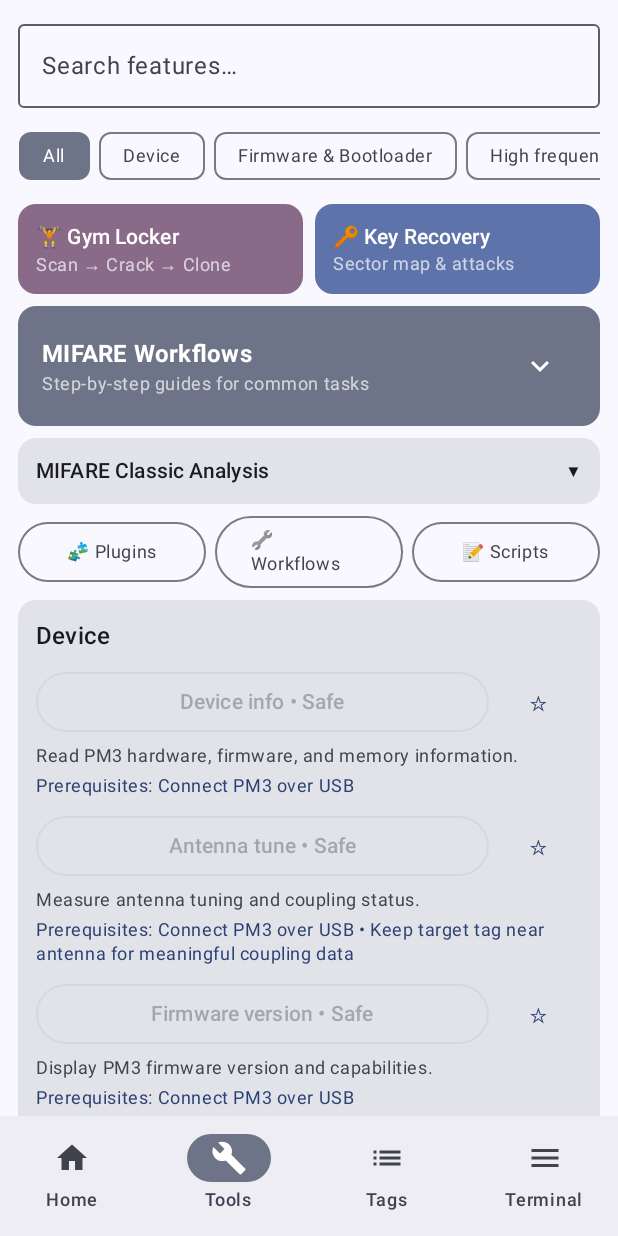
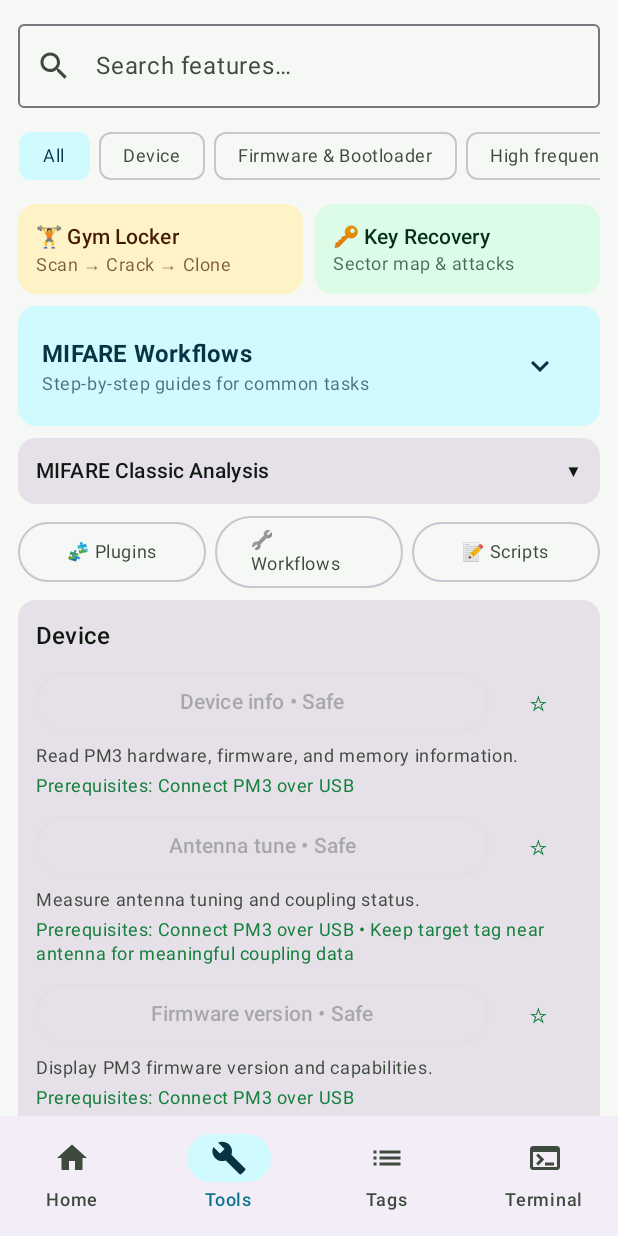
Before and after one commit to sushiomsky/apm3, an Android app built with Jetpack Compose: the screen it shows after launch (MainActivity), item 2 of the bottom bar chosen, on a phone screen of 412 x 824 dp. Run offline under Robolectric (Android 15) with nearby library versions, the phone set to English and light mode, and no system bars.

Commit message:
Design polish: brand theme, edge-to-edge, rotation-safe dialogs, terminal icon
- Brand theme (phosphor green on deep slate) replaces default M3 baseline;
  dynamic color off by default to keep app identity, system bars follow theme
- enableEdgeToEdge in MainActivity for modern system-bar behavior
- Pending confirmation/parameter dialog hoisted to ViewModel (pendingFeatureId)
  so destructive-action confirmations survive rotation; request/confirm/dismiss API
- Terminal tab gets proper Terminal icon instead of hamburger; drop unused iconName
- Warning cards and execution status use theme containers (dark-mode contrast fix)
- Tools search field gets search icon + clear button; sheet/expand states saveable

```diff
--- a/app/src/main/java/com/sushiomsky/proxmark/MainActivity.kt
+++ b/app/src/main/java/com/sushiomsky/proxmark/MainActivity.kt
@@ -4,6 +4,7 @@ import android.content.Intent
 import android.os.Bundle
 import androidx.activity.ComponentActivity
 import androidx.activity.compose.setContent
+import androidx.activity.enableEdgeToEdge
 import androidx.activity.viewModels
 import androidx.compose.runtime.getValue
 import androidx.lifecycle.compose.collectAsStateWithLifecycle
@@ -28,6 +29,7 @@ class MainActivity : ComponentActivity() {
 
     override fun onCreate(savedInstanceState: Bundle?) {
         super.onCreate(savedInstanceState)
+        enableEdgeToEdge()
 
         lifecycleScope.launch {
             viewModel.shareEvent.collect { (content, title) ->
--- a/app/src/main/java/com/sushiomsky/proxmark/ui/HomeScreen.kt
+++ b/app/src/main/java/com/sushiomsky/proxmark/ui/HomeScreen.kt
@@ -37,6 +37,7 @@ import androidx.compose.runtime.Composable
 import androidx.compose.runtime.getValue
 import androidx.compose.runtime.mutableStateOf
 import androidx.compose.runtime.remember
+import androidx.compose.runtime.saveable.rememberSaveable
 import androidx.compose.runtime.setValue
 import androidx.compose.ui.Alignment
 import androidx.compose.ui.Modifier
@@ -96,9 +97,9 @@ fun HomeScreen(
     val activeReaderState = readerStates[activeReaderType]
     val activeReaderConnected = activeReaderState is ReaderConnectionState.Connected
     val activeReaderConnecting = activeReaderState is ReaderConnectionState.Connecting
-    var showSettings by remember { mutableStateOf(false) }
-    var lastScanExpanded by remember { mutableStateOf(false) }
-    var historyExpanded by remember { mutableStateOf(false) }
+    var showSettings by rememberSaveable { mutableStateOf(false) }
+    var lastScanExpanded by rememberSaveable { mutableStateOf(false) }
+    var historyExpanded by rememberSaveable { mutableStateOf(false) }
 
     LazyColumn(
         modifier = modifier
--- a/app/src/main/java/com/sushiomsky/proxmark/ui/ProxmarkApp.kt
+++ b/app/src/main/java/com/sushiomsky/proxmark/ui/ProxmarkApp.kt
@@ -5,7 +5,7 @@ import androidx.compose.material.icons.Icons
 import androidx.compose.material.icons.filled.Build
 import androidx.compose.material.icons.filled.Home
 import androidx.compose.material.icons.filled.List
-import androidx.compose.material.icons.filled.Menu
+import androidx.compose.material.icons.filled.Terminal
 import androidx.compose.material3.ExperimentalMaterial3Api
 import androidx.compose.material3.Icon
 import androidx.compose.material3.NavigationBar
@@ -15,8 +15,6 @@ import androidx.compose.material3.Text
 import androidx.compose.runtime.Composable
 import androidx.compose.runtime.getValue
 import androidx.compose.runtime.mutableIntStateOf
-import androidx.compose.runtime.mutableStateOf
-import androidx.compose.runtime.remember
 import androidx.compose.runtime.saveable.rememberSaveable
 import androidx.compose.runtime.setValue
 import androidx.compose.ui.Modifier
@@ -40,11 +38,11 @@ import com.sushiomsky.proxmark.ui.components.AdvancedModePanel
 import com.sushiomsky.proxmark.usb.UsbConnectionState
 import com.sushiomsky.proxmark.viewmodel.MainViewModel
 
-private enum class AppTab(val label: String, val iconName: String) {
-    HOME("Home", "home"),
-    TOOLS("Tools", "build"),
-    TAGS("Tags", "list"),
-    TERMINAL("Terminal", "terminal")
+private enum class AppTab(val label: String) {
+    HOME("Home"),
+    TOOLS("Tools"),
+    TAGS("Tags"),
+    TERMINAL("Terminal")
 }
 
 @OptIn(ExperimentalMaterial3Api::class)
@@ -54,8 +52,12 @@ fun ProxmarkApp(
 ) {
     val uiState by viewModel.uiState.collectAsStateWithLifecycle()
     var selectedTab by rememberSaveable { mutableIntStateOf(0) }
-    var pendingConfirmationFeature by remember { mutableStateOf<ProxmarkFeature?>(null) }
-    var pendingParameterFeature by remember { mutableStateOf<ProxmarkFeature?>(null) }
+
+    // Rotation-safe: the pending feature id lives in uiState (ViewModel),
+    // so an open confirmation/parameter dialog survives rotation.
+    val pendingFeature = uiState.pendingFeatureId?.let { id ->
+        uiState.availableFeatures.find { it.id == id }
+    }
 
     val connected = uiState.connectionState is UsbConnectionState.Connected
     val nfcConnected = uiState.readerStates[ReaderType.BUILTIN_NFC] is ReaderConnectionState.Connected
@@ -65,13 +67,7 @@ fun ProxmarkApp(
     val favoriteFeatures = uiState.availableFeatures.filter { it.id in favoriteIds }
 
     val maybeConfirmThenRun: (ProxmarkFeature) -> Unit = { feature ->
-        if (feature.parameters.isNotEmpty()) {
-            pendingParameterFeature = feature
-        } else if (feature.safetyLevel.requiresConfirmation && !uiState.skipConfirmations) {
-            pendingConfirmationFeature = feature
-        } else {
-            viewModel.runFeature(feature)
-        }
+        viewModel.requestRunFeature(feature)
     }
 
     val isFeatureEnabled: (ProxmarkFeature) -> Boolean = { feature ->
@@ -94,7 +90,7 @@ fun ProxmarkApp(
                                 AppTab.HOME -> Icon(Icons.Default.Home, contentDescription = tab.label)
                                 AppTab.TOOLS -> Icon(Icons.Default.Build, contentDescription = tab.label)
                                 AppTab.TAGS -> Icon(Icons.Default.List, contentDescription = tab.label)
-                                AppTab.TERMINAL -> Icon(Icons.Default.Menu, contentDescription = tab.label)
+                                AppTab.TERMINAL -> Icon(Icons.Default.Terminal, contentDescription = tab.label)
                             }
                         },
                         label = { Text(tab.label) },
@@ -201,31 +197,24 @@ fun ProxmarkApp(
 
     // ── Global dialogs ──────────────────────────────────────────────
 
-    pendingConfirmationFeature?.let { feature ->
+    pendingFeature?.let { feature ->
+        if (feature.parameters.isNotEmpty()) {
+            FeatureParameterDialog(
+                feature = feature,
+                onRun = { paramValues -> viewModel.confirmPendingFeature(paramValues) },
+                onDismiss = viewModel::dismissPendingFeature
+            )
+        } else {
             FeatureConfirmationDialog(
                 feature = feature,
-            onConfirm = {
-                viewModel.runFeature(feature)
-                pendingConfirmationFeature = null
-            },
-            onDismiss = { pendingConfirmationFeature = null },
+                onConfirm = { viewModel.confirmPendingFeature() },
+                onDismiss = viewModel::dismissPendingFeature,
                 onSkipFutureConfirmations = {
                     viewModel.setSkipConfirmations(true)
-                viewModel.runFeature(feature)
-                pendingConfirmationFeature = null
+                    viewModel.confirmPendingFeature()
                 }
             )
         }
-
-    pendingParameterFeature?.let { feature ->
-        FeatureParameterDialog(
-            feature = feature,
-            onRun = { paramValues ->
-                viewModel.runFeature(feature, paramValues)
-                pendingParameterFeature = null
-            },
-            onDismiss = { pendingParameterFeature = null }
-        )
     }
 
     if (uiState.showDumpViewer && uiState.mifareDumpToView != null) {
--- a/app/src/main/java/com/sushiomsky/proxmark/ui/ToolsScreen.kt
+++ b/app/src/main/java/com/sushiomsky/proxmark/ui/ToolsScreen.kt
@@ -13,11 +13,16 @@ import androidx.compose.foundation.lazy.items
 import androidx.compose.foundation.layout.Spacer
 import androidx.compose.foundation.layout.height
 import androidx.compose.foundation.rememberScrollState
+import androidx.compose.material.icons.Icons
+import androidx.compose.material.icons.filled.Close
+import androidx.compose.material.icons.filled.Search
 import androidx.compose.material3.Button
 import androidx.compose.material3.Card
 import androidx.compose.material3.CardDefaults
 import androidx.compose.material3.ExperimentalMaterial3Api
 import androidx.compose.material3.FilterChip
+import androidx.compose.material3.Icon
+import androidx.compose.material3.IconButton
 import androidx.compose.material3.MaterialTheme
 import androidx.compose.material3.OutlinedButton
 import androidx.compose.material3.OutlinedTextField
@@ -28,6 +33,7 @@ import androidx.compose.runtime.Composable
 import androidx.compose.runtime.getValue
 import androidx.compose.runtime.mutableStateOf
 import androidx.compose.runtime.remember
+import androidx.compose.runtime.saveable.rememberSaveable
 import androidx.compose.runtime.setValue
 import androidx.compose.ui.Alignment
 import androidx.compose.ui.Modifier
@@ -71,7 +77,7 @@ fun ToolsScreen(
         groupedFeatures[it].orEmpty().isNotEmpty()
     }
     var selectedCategory by remember { mutableStateOf<ProxmarkFeatureCategory?>(null) }
-    var mifareExpanded by remember { mutableStateOf(false) }
+    var mifareExpanded by rememberSaveable { mutableStateOf(false) }
 
     LazyColumn(
         modifier = modifier
@@ -84,7 +90,15 @@ fun ToolsScreen(
             OutlinedTextField(
                 value = featureSearchQuery,
                 onValueChange = onSetFeatureSearchQuery,
-                label = { Text("Search features\u2026") },
+                label = { Text("Search features…") },
+                leadingIcon = { Icon(Icons.Filled.Search, contentDescription = null) },
+                trailingIcon = {
+                    if (featureSearchQuery.isNotEmpty()) {
+                        IconButton(onClick = { onSetFeatureSearchQuery("") }) {
+                            Icon(Icons.Filled.Close, contentDescription = "Clear search")
+                        }
+                    }
+                },
                 singleLine = true,
                 modifier = Modifier
                     .fillMaxWidth()
--- a/app/src/main/java/com/sushiomsky/proxmark/ui/theme/Theme.kt
+++ b/app/src/main/java/com/sushiomsky/proxmark/ui/theme/Theme.kt
@@ -9,15 +9,78 @@ import androidx.compose.material3.dynamicDarkColorScheme
 import androidx.compose.material3.dynamicLightColorScheme
 import androidx.compose.material3.lightColorScheme
 import androidx.compose.runtime.Composable
+import androidx.compose.runtime.SideEffect
+import androidx.compose.ui.graphics.Color
 import androidx.compose.ui.platform.LocalContext
+import androidx.compose.ui.platform.LocalView
+import androidx.core.view.WindowCompat
 
-private val DarkColors = darkColorScheme()
-private val LightColors = lightColorScheme()
+// Brand: "lab instrument" — phosphor green on deep slate.
+// The dark scheme is the signature look: a professional RFID workbench,
+// not a generic purple Material baseline.
+private val BrandGreen = Color(0xFF4ADE80)
+private val BrandGreenDark = Color(0xFF15803D)
+private val BrandAmber = Color(0xFFFBBF24)
+private val BrandAmberDark = Color(0xFFB45309)
+private val BrandCyan = Color(0xFF22D3EE)
+private val BrandCyanDark = Color(0xFF0E7490)
+
+private val DarkColors = darkColorScheme(
+    primary = BrandGreen,
+    onPrimary = Color(0xFF052E16),
+    primaryContainer = Color(0xFF14532D),
+    onPrimaryContainer = Color(0xFFDCFCE7),
+    secondary = BrandCyan,
+    onSecondary = Color(0xFF062A33),
+    secondaryContainer = Color(0xFF164E63),
+    onSecondaryContainer = Color(0xFFCFFAFE),
+    tertiary = BrandAmber,
+    onTertiary = Color(0xFF451A03),
+    tertiaryContainer = Color(0xFF78350F),
+    onTertiaryContainer = Color(0xFFFEF3C7),
+    error = Color(0xFFF87171),
+    onError = Color(0xFF450A0A),
+    errorContainer = Color(0xFF7F1D1D),
+    onErrorContainer = Color(0xFFFECACA),
+    background = Color(0xFF0A0E0C),
+    onBackground = Color(0xFFE3EDE3),
+    surface = Color(0xFF101512),
+    onSurface = Color(0xFFE3EDE3),
+    surfaceVariant = Color(0xFF1B241D),
+    onSurfaceVariant = Color(0xFFB9C8B9)
+)
+
+private val LightColors = lightColorScheme(
+    primary = BrandGreenDark,
+    onPrimary = Color.White,
+    primaryContainer = Color(0xFFDCFCE7),
+    onPrimaryContainer = Color(0xFF052E16),
+    secondary = BrandCyanDark,
+    onSecondary = Color.White,
+    secondaryContainer = Color(0xFFCFFAFE),
+    onSecondaryContainer = Color(0xFF083344),
+    tertiary = BrandAmberDark,
+    onTertiary = Color.White,
+    tertiaryContainer = Color(0xFFFEF3C7),
+    onTertiaryContainer = Color(0xFF451A03),
+    error = Color(0xFFB91C1C),
+    onError = Color.White,
+    errorContainer = Color(0xFFFECACA),
+    onErrorContainer = Color(0xFF450A0A),
+    background = Color(0xFFF5F8F5),
+    onBackground = Color(0xFF111811),
+    surface = Color.White,
+    onSurface = Color(0xFF111811),
+    surfaceVariant = Color(0xFFE4ECE4),
+    onSurfaceVariant = Color(0xFF3F4A3F)
+)
 
 @Composable
 fun ProxmarkTheme(
     darkTheme: Boolean? = null,
-    dynamicColor: Boolean = true,
+    // Off by default: dynamic wallpaper colors would erase the app's
+    // brand identity. Users pick Light/Dark/System in Settings instead.
+    dynamicColor: Boolean = false,
     content: @Composable () -> Unit
 ) {
     val isDark = darkTheme ?: isSystemInDarkTheme()
@@ -31,6 +94,18 @@ fun ProxmarkTheme(
         else -> LightColors
     }
 
+    // Keep system bars legible over edge-to-edge content.
+    val view = LocalView.current
+    if (!view.isInEditMode) {
+        SideEffect {
+            val window = (view.context as Activity).window
+            WindowCompat.getInsetsController(window, view).apply {
+                isAppearanceLightStatusBars = !isDark
+                isAppearanceLightNavigationBars = !isDark
+            }
+        }
+    }
+
     MaterialTheme(
         colorScheme = colorScheme,
         typography = MaterialTheme.typography,
--- a/app/src/main/java/com/sushiomsky/proxmark/viewmodel/MainUiState.kt
+++ b/app/src/main/java/com/sushiomsky/proxmark/viewmodel/MainUiState.kt
@@ -42,6 +42,9 @@ data class MainUiState(
     val skipConfirmations: Boolean = false,
     val tagSearchQuery: String = "",
     val featureSearchQuery: String = "",
+    // Pending feature awaiting confirmation/parameters. Lives in the ViewModel
+    // (not composable remember state) so the dialog survives rotation.
+    val pendingFeatureId: String? = null,
     val settings: AppSettings = AppSettings(),
     val autoScanEnabled: Boolean = false,
     val activeReaderType: ReaderType = ReaderType.PROXMARK3,
```
Also changed, not shown: app/src/main/java/com/sushiomsky/proxmark/ui/components/FeatureCards.kt (+19 -10 lines), app/src/main/java/com/sushiomsky/proxmark/viewmodel/MainViewModel.kt (+26 -0 lines). Lines whose indentation alone changed are shown as unchanged.
